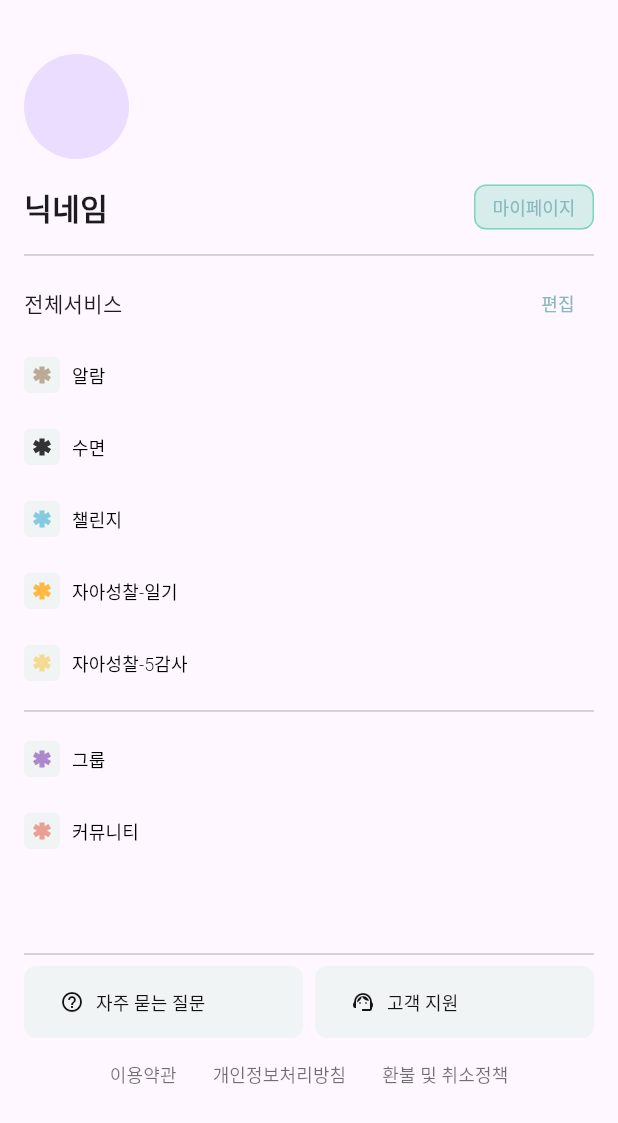
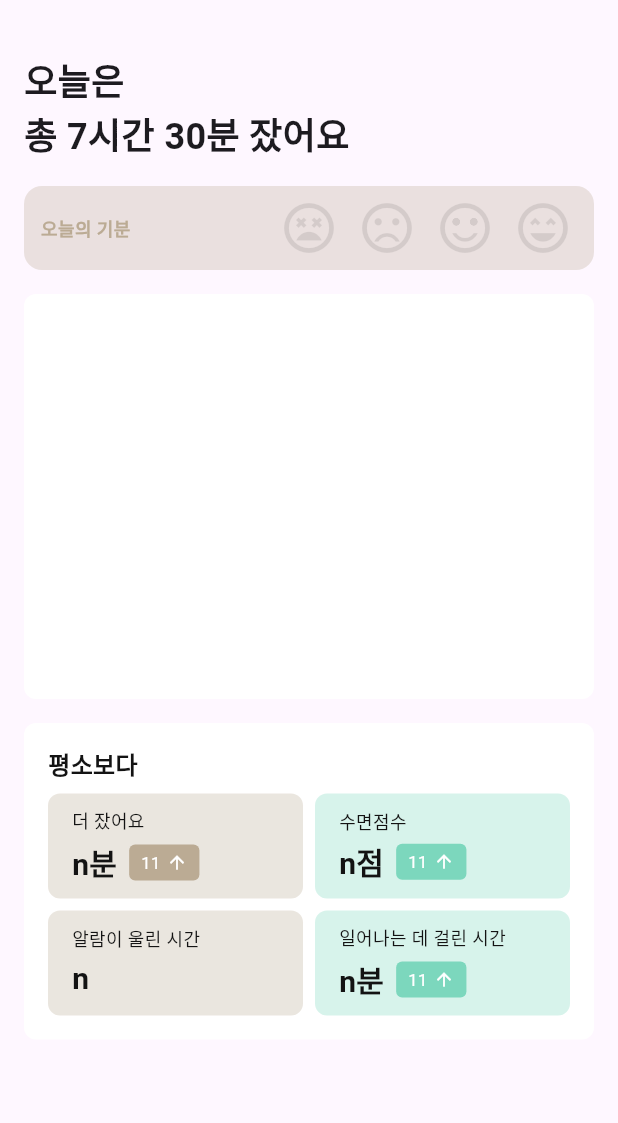
Before and after one commit to Seeds-kr/LifeMaster-FE, a Flutter app: the screen it shows after launch, on a phone screen of 412 x 824 dp. Shown: the top 1123 px of the screen. Run offline on Flutter 3.47's test engine with Material 3 defaults, Android fonts, the phone set to English and light mode, and no system bars; our stand-ins replace dio, flutter_svg, image_picker, shared_preferences, table_calendar; project files that could hold a hidden picture were left out.

Commit message:
[feat] 수면 통계 UI 개발(그래프 제외)

```diff
--- a/lib/main.dart
+++ b/lib/main.dart
@@ -13,6 +13,7 @@ import 'screen/menu_screen.dart';
 import 'screen/faq_screen.dart';
 import 'screen/mypage_screen.dart';
 import 'screen/edit_mypage_screen.dart';
+import 'screen/sleep_report_screen.dart';
 
 void main() {
   runApp(MyApp());
@@ -25,7 +26,7 @@ class MyApp extends StatelessWidget {
       theme: ThemeData(
         primarySwatch: Colors.blue,
       ),
-      initialRoute: '/menu_screen',
+      initialRoute: '/sleep_report_screen',
       routes: {
         '/': (context) => LoginScreen(), // 로그인, 회원가입
         '/email_login': (context) => EmailLoginScreen(),
@@ -40,6 +41,7 @@ class MyApp extends StatelessWidget {
         '/faq_screen': (context) => FaqScreen(),
         '/mypage_screen': (context) => MyPageScreen(),
         '/edit_mypage_screen': (context) => EditMyPageScreen(),
+        '/sleep_report_screen': (context) => SleepReportScreen(),
       },
     );
   }
--- /dev/null
+++ b/lib/screen/sleep_report_screen.dart
@@ -0,0 +1,384 @@
+import 'package:flutter/material.dart';
+
+class SleepReportScreen extends StatefulWidget {
+  @override
+  _SleepReportScreenState createState() => _SleepReportScreenState();
+}
+
+class _SleepReportScreenState extends State<SleepReportScreen> {
+  final List<IconData> moodIcons = [
+    Icons.sentiment_very_dissatisfied_outlined,
+    Icons.sentiment_dissatisfied_outlined,
+    Icons.sentiment_satisfied_alt,
+    Icons.sentiment_very_satisfied_outlined,
+  ];
+
+  int? selectedMoodIndex;
+  int sleepHours = 7;
+  int sleepMinutes = 30;
+
+  Map<String, dynamic>? selectedDayData;
+
+  @override
+  Widget build(BuildContext context) {
+    return Scaffold(
+      appBar: AppBar(
+        automaticallyImplyLeading: false,
+        toolbarHeight: 20,
+      ),
+      body: Padding(
+        padding: const EdgeInsets.all(16.0),
+        child: Column(
+          crossAxisAlignment: CrossAxisAlignment.start,
+          children: [
+            Text(
+              "오늘은 \n총 $sleepHours시간 $sleepMinutes분 잤어요",
+              style: const TextStyle(
+                  fontSize: 24,
+                  fontWeight: FontWeight.bold
+              ),
+            ),
+            const SizedBox(height: 16),
+            _buildMoodSelection(),
+            const SizedBox(height: 16),
+            // 그래프 관련 부분
+            _buildGraphContainer(),
+            const SizedBox(height: 16),
+            _buildBelowContainer(),
+          ],
+        ),
+      ),
+    );
+  }
+
+  Widget _buildMoodSelection() {
+    return Container(
+      padding: const EdgeInsets.all(8),
+      decoration: BoxDecoration(
+        color: const Color(0x4DBBAB94),
+        borderRadius: BorderRadius.circular(12),
+      ),
+      child: Row(
+        mainAxisAlignment: MainAxisAlignment.spaceBetween,
+        children: [
+          const Text(
+            " 오늘의 기분",
+            style: TextStyle(fontSize: 12, fontWeight: FontWeight.bold, color: Color(0xFFBBAB94)),
+          ),
+          Row(
+            children: List.generate(moodIcons.length, (index) {
+              return GestureDetector(
+                onTap: () {
+                  setState(() {
+                    selectedMoodIndex = index;
+                  });
+                },
+                child: Padding(
+                  padding: const EdgeInsets.symmetric(horizontal: 6),
+                  child: Icon(
+                    moodIcons[index],
+                    size: 40,
+                    color: selectedMoodIndex == index ? const Color(0xFF927448) : const Color(0x1A131313),
+                  ),
+                ),
+              );
+            }),
+          ),
+        ],
+      ),
+    );
+  }
+
+  Widget _buildGraphContainer() {
+    return Container(
+      height: 270,
+      decoration: BoxDecoration(
+        color: Colors.white,
+        borderRadius: BorderRadius.circular(8),
+      ),
+    );
+  }
+
+  Widget _buildBelowContainer() {
+    return Container(
+      width: double.infinity, // Fill width
+      padding: const EdgeInsets.all(16.0),
+      decoration: BoxDecoration(
+        color: Colors.white,
+        borderRadius: BorderRadius.circular(8),
+      ),
+      child: Column(
+        crossAxisAlignment: CrossAxisAlignment.start,
+        children: [
+          // 텍스트 부분
+          const Text(
+            "평소보다",
+            style: TextStyle(
+              fontSize: 16,
+              color: Color(0xFF131313),
+              fontWeight: FontWeight.bold,
+            ),
+          ),
+          const SizedBox(height: 8),
+          // 2x2로 박스 배치하기 (Row, Column 활용)
+          Row(
+            mainAxisAlignment: MainAxisAlignment.spaceBetween,
+            children: [
+              Expanded(
+                child: Container(
+                  height: 70,  // 높이를 70으로 설정
+                  decoration: BoxDecoration(
+                    color: Color(0x4DBBAB94),
+                    borderRadius: BorderRadius.circular(8),
+                  ),
+                  padding: const EdgeInsets.only(left: 16),
+                  child: Column(
+                    mainAxisAlignment: MainAxisAlignment.center,
+                    crossAxisAlignment: CrossAxisAlignment.start,
+                    children: [
+                      // '더 잤어요' 텍스트
+                      const Text(
+                        "더 잤어요",
+                        style: TextStyle(
+                          fontSize: 12,
+                          color: Color(0xFF131313),
+                        ),
+                      ),
+                      const SizedBox(height: 4), // 텍스트 사이 간격
+                      // Row로 'n분' 텍스트와 함께
+                      Row(
+                        mainAxisAlignment: MainAxisAlignment.start,
+                        children: [
+                          // 'n분' 텍스트
+                          const Text(
+                            "n분",
+                            style: TextStyle(
+                              fontSize: 20,
+                              color: Color(0xFF131313),
+                              fontWeight: FontWeight.bold,
+                            ),
+                          ),
+                          const SizedBox(width: 8), // 텍스트 사이 간격
+                          // '11'을 감싼 Container
+                          Container(
+                            padding: const EdgeInsets.symmetric(horizontal: 8, vertical: 4),
+                            decoration: BoxDecoration(
+                              color: Color(0xFFBBAB94),
+                              borderRadius: BorderRadius.circular(4),
+                            ),
+                            child: Row(
+                              mainAxisSize: MainAxisSize.min,  // Row의 크기를 자식 위젯에 맞게 조정
+                              children: [
+                                // '11' 텍스트
+                                const Text(
+                                  "11",
+                                  style: TextStyle(
+                                    fontSize: 11,
+                                    color: Colors.white,
+                                  ),
+                                ),
+                                const SizedBox(width: 4), // 텍스트와 아이콘 사이 간격
+                                // 업다운 아이콘 (예: ^ 기호)
+                                const Icon(
+                                  Icons.arrow_upward,  // 위로 향하는 화살표 아이콘
+                                  size: 14,  // 아이콘 크기
+                                  color: Colors.white,  // 아이콘 색상
+                                ),
+                              ],
+                            ),
+                          ),
+                        ],
+                      ),
+                    ],
+                  ),
+                ),
+              ),
+              const SizedBox(width: 8),
+              // 두 번째 박스 (BBAB94 색상)
+              Expanded(
+                child: Container(
+                  height: 70,  // 높이를 70으로 설정
+                  decoration: BoxDecoration(
+                    color: Color(0x4D7CD7BD),
+                    borderRadius: BorderRadius.circular(8),
+                  ),
+                  padding: const EdgeInsets.only(left: 16),
+                  child: Column(
+                    mainAxisAlignment: MainAxisAlignment.center,
+                    crossAxisAlignment: CrossAxisAlignment.start,
+                    children: [
+                      // '더 잤어요' 텍스트
+                      const Text(
+                        "수면점수",
+                        style: TextStyle(
+                          fontSize: 12,
+                          color: Color(0xFF131313),
+                        ),
+                      ),
+                      const SizedBox(height: 4), // 텍스트 사이 간격
+                      // Row로 'n분' 텍스트와 함께
+                      Row(
+                        mainAxisAlignment: MainAxisAlignment.start,
+                        children: [
+                          // 'n분' 텍스트
+                          const Text(
+                            "n점",
+                            style: TextStyle(
+                              fontSize: 20,
+                              color: Color(0xFF131313),
+                              fontWeight: FontWeight.bold,
+                            ),
+                          ),
+                          const SizedBox(width: 8), // 텍스트 사이 간격
+                          // '11'을 감싼 Container
+                          Container(
+                            padding: const EdgeInsets.symmetric(horizontal: 8, vertical: 4),
+                            decoration: BoxDecoration(
+                              color: Color(0xFF7CD7BD),
+                              borderRadius: BorderRadius.circular(4),
+                            ),
+                            child: Row(
+                              mainAxisSize: MainAxisSize.min,  // Row의 크기를 자식 위젯에 맞게 조정
+                              children: [
+                                // '11' 텍스트
+                                const Text(
+                                  "11",
+                                  style: TextStyle(
+                                    fontSize: 11,
+                                    color: Colors.white,
+                                  ),
+                                ),
+                                const SizedBox(width: 4), // 텍스트와 아이콘 사이 간격
+                                // 업다운 아이콘 (예: ^ 기호)
+                                const Icon(
+                                  Icons.arrow_upward,  // 위로 향하는 화살표 아이콘
+                                  size: 14,  // 아이콘 크기
+                                  color: Colors.white,  // 아이콘 색상
+                                ),
+                              ],
+                            ),
+                          ),
+                        ],
+                      ),
+                    ],
+                  ),
+                ),
+              ),
+            ],
+          ),
+          const SizedBox(height: 8),
+          Row(
+            mainAxisAlignment: MainAxisAlignment.spaceBetween,
+            children: [
+              // 세 번째 박스 (7CD7BD 색상)
+              Expanded(
+                child: Container(
+                  height: 70,  // 높이를 70으로 설정
+                  decoration: BoxDecoration(
+                    color: Color(0x4DBBAB94),
+                    borderRadius: BorderRadius.circular(8),
+                  ),
+                  padding: const EdgeInsets.only(left: 16),
+                  child: Column(
+                    mainAxisAlignment: MainAxisAlignment.center,
+                    crossAxisAlignment: CrossAxisAlignment.start,
+                    children: [
+                      // '더 잤어요' 텍스트
+                      const Text(
+                        "알람이 울린 시간",
+                        style: TextStyle(
+                          fontSize: 12,
+                          color: Color(0xFF131313),
+                        ),
+                      ),
+                      const SizedBox(height: 4), // 텍스트 사이 간격
+                      const Text(
+                        "n",
+                        style: TextStyle(
+                          fontSize: 20,
+                          color: Color(0xFF131313),
+                          fontWeight: FontWeight.bold,
+                        ),
+                      ),
+                    ],
+                  ),
+                ),
+              ),
+              const SizedBox(width: 8),
+              // 네 번째 박스 (7CD7BD 색상)
+              Expanded(
+                child: Container(
+                  height: 70,  // 높이를 70으로 설정
+                  decoration: BoxDecoration(
+                    color: Color(0x4D7CD7BD),
+                    borderRadius: BorderRadius.circular(8),
+                  ),
+                  padding: const EdgeInsets.only(left: 16),
+                  child: Column(
+                    mainAxisAlignment: MainAxisAlignment.center,
+                    crossAxisAlignment: CrossAxisAlignment.start,
+                    children: [
+                      // '더 잤어요' 텍스트
+                      const Text(
+                        "일어나는 데 걸린 시간",
+                        style: TextStyle(
+                          fontSize: 12,
+                          color: Color(0xFF131313),
+                        ),
+                      ),
+                      const SizedBox(height: 4), // 텍스트 사이 간격
+                      // Row로 'n분' 텍스트와 함께
+                      Row(
+                        mainAxisAlignment: MainAxisAlignment.start,
+                        children: [
+                          // 'n분' 텍스트
+                          const Text(
+                            "n분",
+                            style: TextStyle(
+                              fontSize: 20,
+                              color: Color(0xFF131313),
+                              fontWeight: FontWeight.bold,
+                            ),
+                          ),
+                          const SizedBox(width: 8), // 텍스트 사이 간격
+                          // '11'을 감싼 Container
+                          Container(
+                            padding: const EdgeInsets.symmetric(horizontal: 8, vertical: 4),
+                            decoration: BoxDecoration(
+                              color: Color(0xFF7CD7BD),
+                              borderRadius: BorderRadius.circular(4),
+                            ),
+                            child: Row(
+                              mainAxisSize: MainAxisSize.min,  // Row의 크기를 자식 위젯에 맞게 조정
+                              children: [
+                                // '11' 텍스트
+                                const Text(
+                                  "11",
+                                  style: TextStyle(
+                                    fontSize: 11,
+                                    color: Colors.white,
+                                  ),
+                                ),
+                                const SizedBox(width: 4), // 텍스트와 아이콘 사이 간격
+                                // 업다운 아이콘 (예: ^ 기호)
+                                const Icon(
+                                  Icons.arrow_upward,  // 위로 향하는 화살표 아이콘
+                                  size: 14,  // 아이콘 크기
+                                  color: Colors.white,  // 아이콘 색상
+                                ),
+                              ],
+                            ),
+                          ),
+                        ],
+                      ),
+                    ],
+                  ),
+                ),
+              ),
+            ],
+          ),
+        ],
+      ),
+    );
+  }
+}
--- a/pubspec.yaml
+++ b/pubspec.yaml
@@ -43,6 +43,7 @@ dependencies:
   intl_utils: ^2.8.7
   flutter_svg: ^2.0.16
   image_picker: ^1.1.2
+  fl_chart: ^0.70.2
 
 dev_dependencies:
   flutter_test:
```
Also changed, not shown: pubspec.lock.
